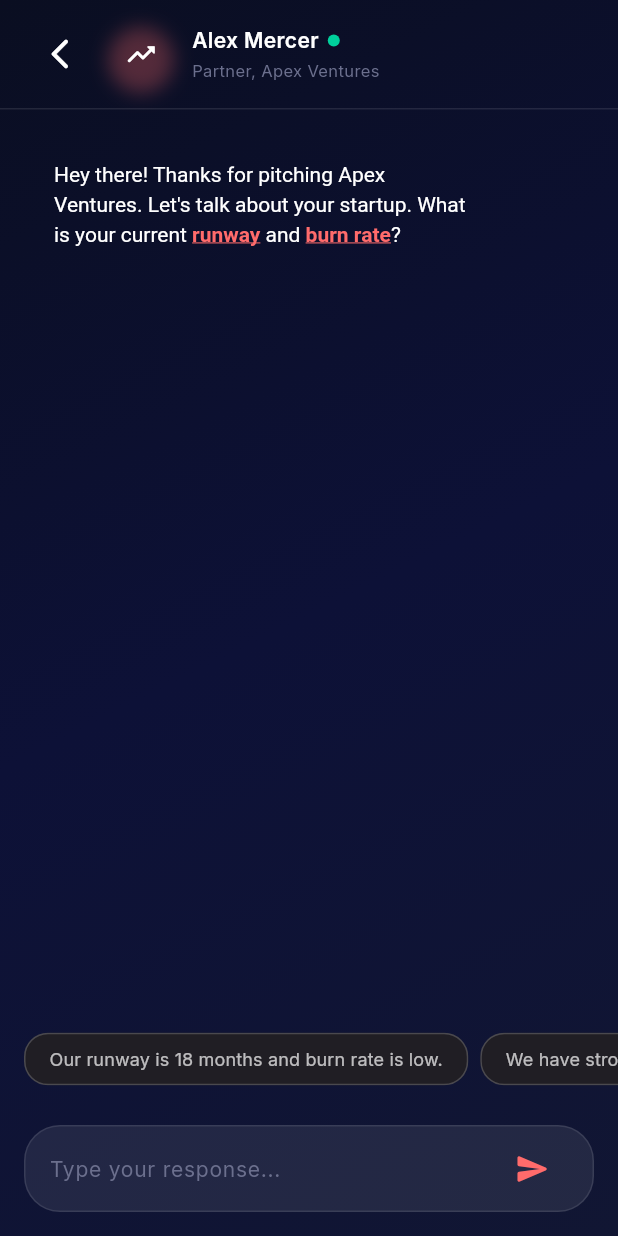
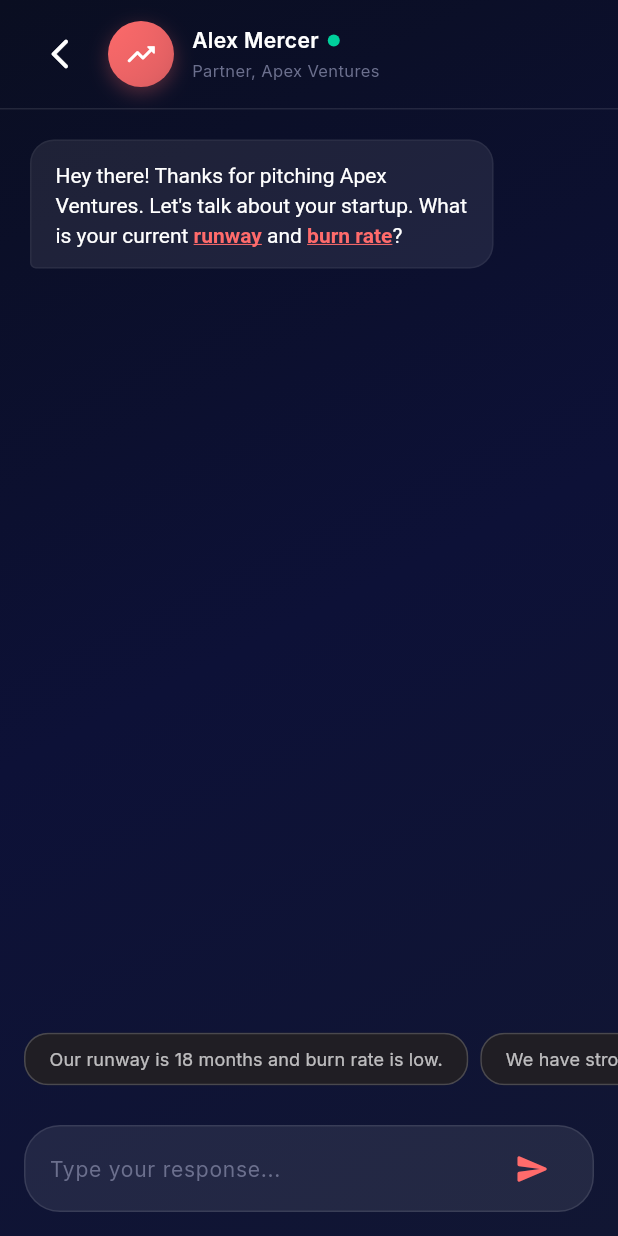
Before and after one commit to xvadel/Corpus, a Flutter app: the ChatScreen screen opened directly with sample values from the repository, on a phone screen of 412 x 824 dp. Run offline on Flutter 3.47's test engine with Material 3 defaults, Android fonts, the phone set to English and light mode, and no system bars; drawn by our look-alikes of flutter_animate; our stand-ins replace google_fonts.

Commit message:
initial commit

```diff
--- a/my_app/lib/theme/app_theme.dart
+++ b/my_app/lib/theme/app_theme.dart
@@ -37,15 +37,34 @@ class AppTheme {
     colors: [Color(0xFFFF6B6B), Color(0xFFFF8E53)],
   );
 
+  static LinearGradient buttonGradient(Color accentColor) {
+    return LinearGradient(
+      begin: Alignment.topLeft,
+      end: Alignment.bottomRight,
+      colors: [
+        accentColor,
+        accentColor.withValues(alpha: 0.8),
+      ],
+    );
+  }
+
   // ── Glassmorphism decoration ──
   static BoxDecoration glassDecoration({
     Color? borderColor,
-    double borderRadius = 20,
+    dynamic borderRadius = 20.0,
     double opacity = 0.08,
   }) {
+    BorderRadiusGeometry r;
+    if (borderRadius is double) {
+      r = BorderRadius.circular(borderRadius);
+    } else if (borderRadius is int) {
+      r = BorderRadius.circular(borderRadius.toDouble());
+    } else {
+      r = borderRadius as BorderRadiusGeometry;
+    }
     return BoxDecoration(
       color: Colors.white.withValues(alpha: opacity),
-      borderRadius: BorderRadius.circular(borderRadius),
+      borderRadius: r,
       border: Border.all(
         color: borderColor ?? Colors.white.withValues(alpha: 0.12),
         width: 1,
```
